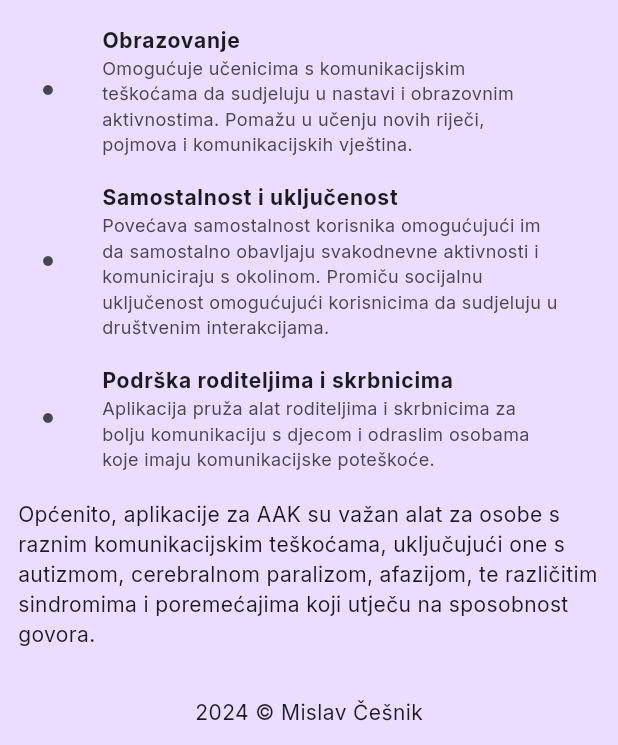
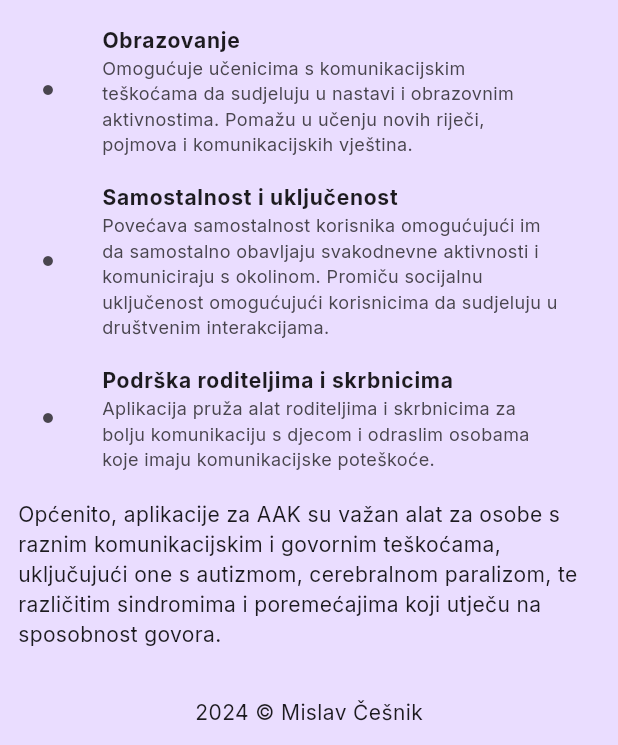
Before and after one commit to mizolf/AAKomunikacija, a Flutter app: the AboutScreen screen opened directly, scrolled down 166 dp, on a phone screen of 412 x 824 dp, the part 491-1236 px from its top. Run offline on Flutter 3.47's test engine with Material 3 defaults, Android fonts, the phone set to English and light mode, and no system bars; our stand-ins replace cloud_firestore, firebase_auth, firebase_core, firebase_storage, flutter_tts, google_fonts and 1 more; accounts and stored records are empty.

Commit message:
Ispravljen tekst u about.dart

```diff
--- a/lib/screen/about.dart
+++ b/lib/screen/about.dart
@@ -99,7 +99,7 @@ class AboutScreen extends StatelessWidget {
                           const Padding(
                             padding: const EdgeInsets.only(top: 10.0),
                             child: Text(
-                              'Općenito, aplikacije za AAK su važan alat za osobe s raznim komunikacijskim teškoćama, uključujući one s autizmom, cerebralnom paralizom, afazijom, te različitim sindromima i poremećajima koji utječu na sposobnost govora.',
+                              'Općenito, aplikacije za AAK su važan alat za osobe s raznim komunikacijskim i govornim teškoćama, uključujući one s autizmom, cerebralnom paralizom, te različitim sindromima i poremećajima koji utječu na sposobnost govora.',
                               style: TextStyle(fontSize: 14.0),
                             ),
                           ),
```
